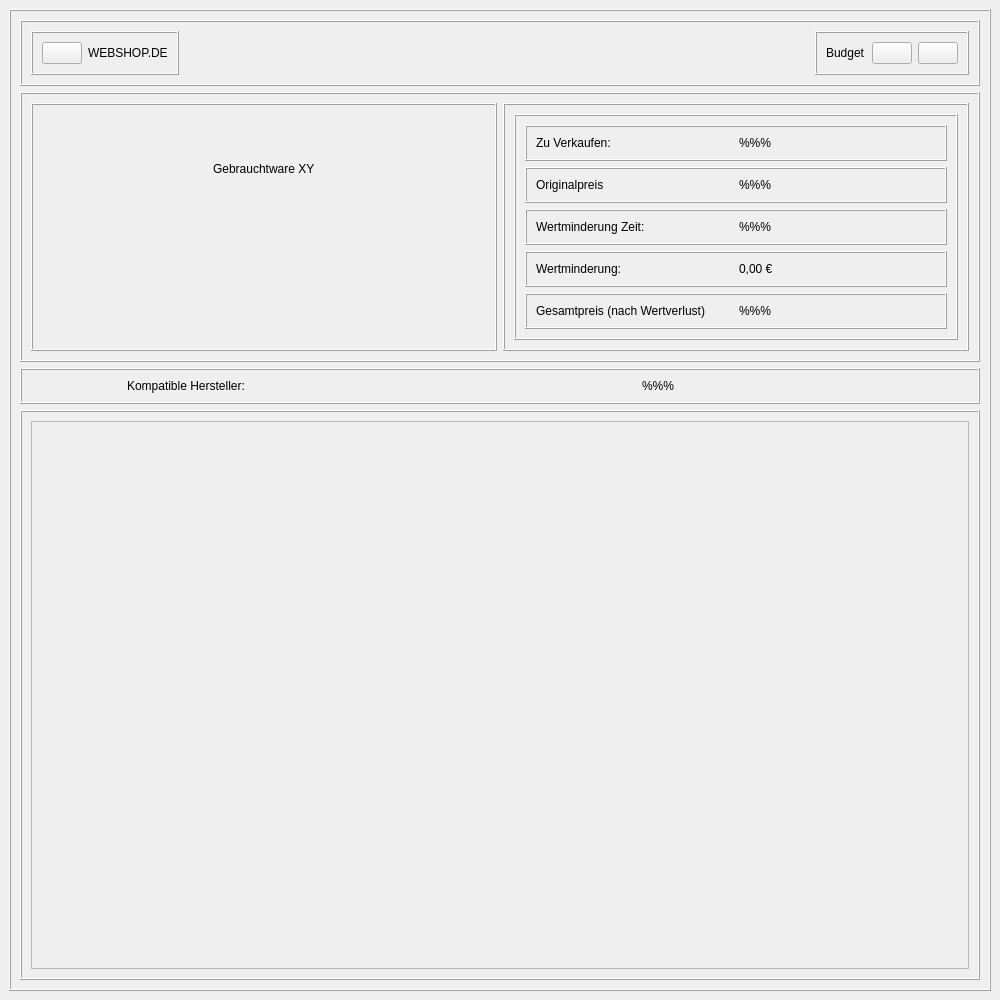
Above: frontend/GebrauchtwarenWindowAccessories.ui from nhatlam96/gui-xtraktor before the change. Below: the same form after it.
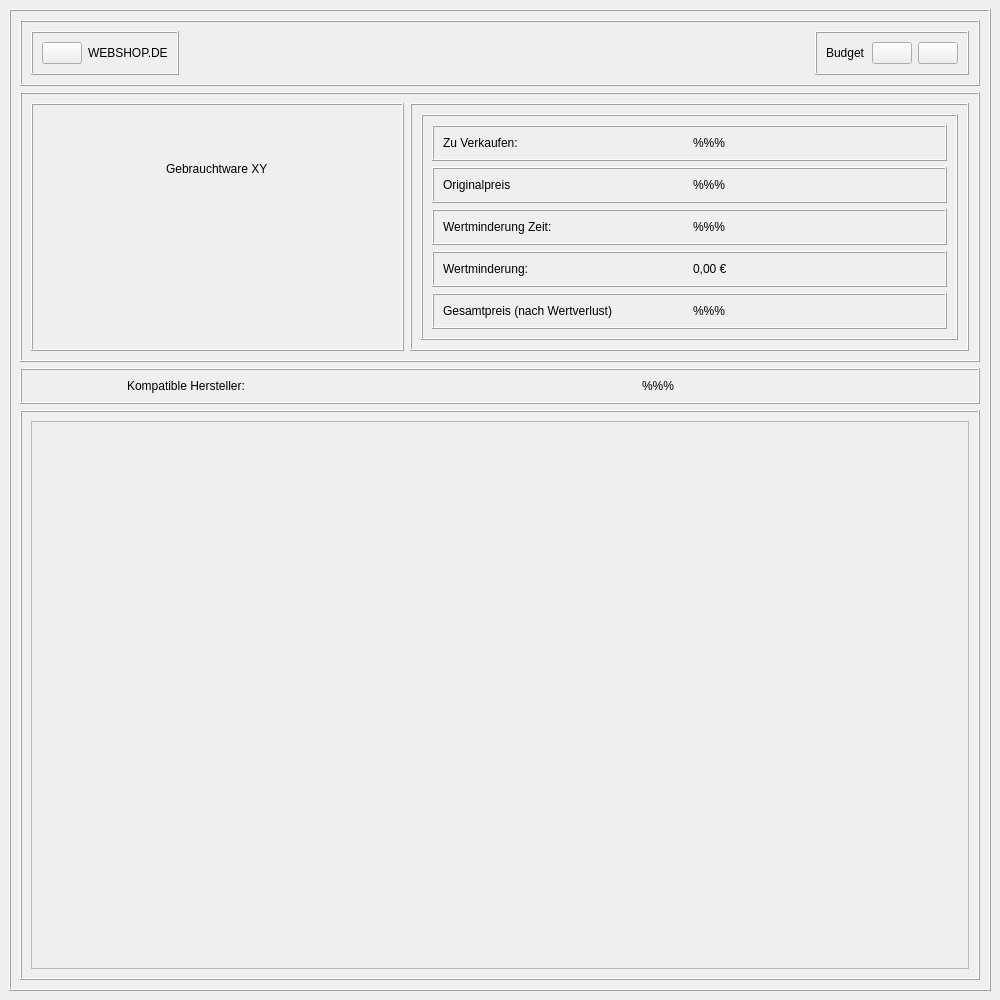
That is the form after the change. Icons and pictures are not drawn.

```diff
--- a/frontend/GebrauchtwarenWindowAccessories.ui
+++ b/frontend/GebrauchtwarenWindowAccessories.ui
@@ -172,7 +172,7 @@
          <property name="frameShadow">
           <enum>QFrame::Raised</enum>
          </property>
-         <layout class="QHBoxLayout" name="horizontalLayout_4">
+         <layout class="QHBoxLayout" name="horizontalLayout_4" stretch="2,3">
           <item>
            <widget class="QFrame" name="frame_1">
             <property name="frameShape">
```
